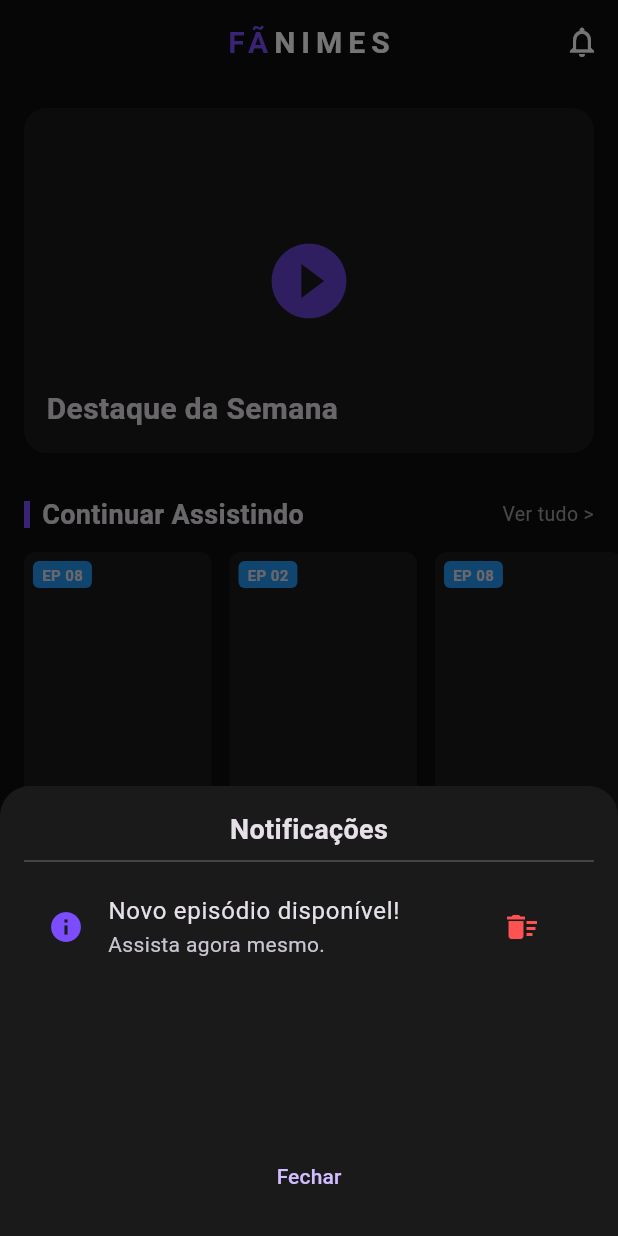
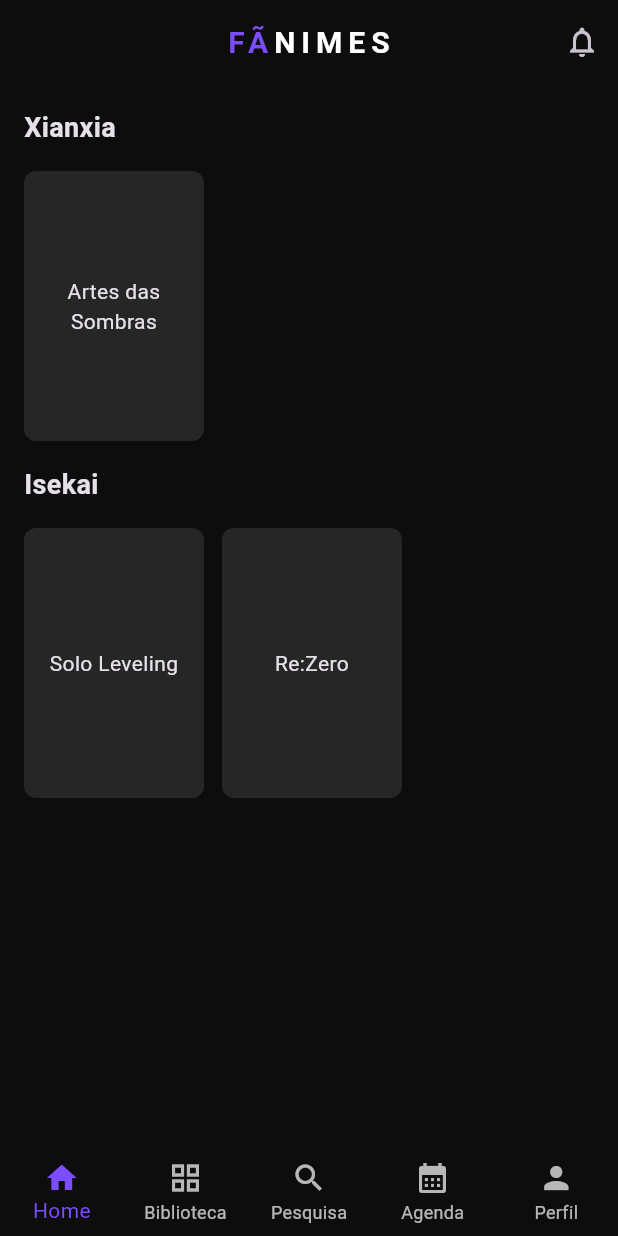
Before and after one commit to carlosandre1514-prog/fanimes, a Flutter app: the screen it shows after launch, after a tap on the "notifications none" icon, on a phone screen of 412 x 824 dp. Run offline on Flutter 3.47's test engine with Material 3 defaults, Android fonts, the phone set to English and light mode, and no system bars.

Commit message:
Implementação da Home Dinâmica, Acesso Secreto ADM e Lógica de Gêneros

```diff
--- a/lib/main.dart
+++ b/lib/main.dart
@@ -12,7 +12,6 @@ class FanimesApp extends StatelessWidget {
       theme: ThemeData.dark().copyWith(
         primaryColor: const Color(0xFF673AB7),
         scaffoldBackgroundColor: const Color(0xFF0D0D0D),
-        appBarTheme: const AppBarTheme(backgroundColor: Color(0xFF0D0D0D), elevation: 0),
       ),
       home: const MainNavigation(),
     );
@@ -28,145 +27,81 @@ class MainNavigation extends StatefulWidget {
 class _MainNavigationState extends State<MainNavigation> {
   int _selectedIndex = 0;
 
-  void _showNotifications() {
+  // LOGICA DE CARGOS: 'Geral', 'Vice', 'Sub' ou 'Usuario'
+  String meuCargo = 'Geral';
+  String meuNick = 'Carlos Andre';
+
+  // SIMULAÇÃO DO BANCO DE DADOS (O que você vai gerenciar no Painel)
+  final List<Map<String, dynamic>> catalogo = [
+    {"nome": "Solo Leveling", "genero": "Isekai", "tag": "EP 12", "status": "Em andamento", "dia": "Sábado"},
+    {"nome": "Artes das Sombras", "genero": "Xianxia", "tag": "DUB", "status": "Em andamento", "dia": "Quarta"},
+    {"nome": "Re:Zero", "genero": "Isekai", "tag": "LEG", "status": "Em andamento", "dia": "Quarta"},
+  ];
+
+  // ABRIR PAINEL ADM (O SEGREDO)
+  void _abrirPainelAdm() {
+    if (meuCargo == 'Usuario') return; // Usuário comum não vê nada
+
     showModalBottomSheet(
       context: context,
+      isScrollControlled: true,
       backgroundColor: const Color(0xFF1A1A1A),
-      shape: const RoundedRectangleBorder(borderRadius: BorderRadius.vertical(top: Radius.circular(20))),
       builder: (context) => Container(
-        padding: const EdgeInsets.all(16),
-        height: 300,
+        height: MediaQuery.of(context).size.height * 0.8,
+        padding: const EdgeInsets.all(20),
         child: Column(
           children: [
-            const Text("Notificações", style: TextStyle(fontSize: 18, fontWeight: FontWeight.bold)),
+            Text("PAINEL $meuCargo", style: const TextStyle(fontSize: 20, fontWeight: FontWeight.bold, color: Colors.deepPurpleAccent)),
             const Divider(color: Colors.white24),
-            ListTile(
-              leading: const Icon(Icons.info, color: Colors.deepPurpleAccent),
-              title: const Text("Novo episódio disponível!"),
-              subtitle: const Text("Assista agora mesmo."),
-              trailing: IconButton(icon: const Icon(Icons.delete_sweep, color: Colors.redAccent), onPressed: () {}),
-            ),
-            const Spacer(),
-            TextButton(onPressed: () => Navigator.pop(context), child: const Text("Fechar"))
+            ListTile(leading: const Icon(Icons.people), title: const Text("Gerenciar Usuários")),
+            ListTile(leading: const Icon(Icons.video_collection), title: const Text("Adicionar/Marcar Gêneros")),
+            ListTile(leading: const Icon(Icons.support_agent), title: const Text("Tickets de Suporte")),
           ],
         ),
       ),
     );
   }
 
-  Widget _buildAnimeRail(String title, List<String> tags) {
+  // WIDGET DOS TRILHOS DA HOME
+  Widget _buildTrilho(String titulo) {
+    var listaFiltrada = catalogo.where((a) => a['genero'] == titulo).toList();
+    if (listaFiltrada.isEmpty) return const SizedBox.shrink();
+
     return Column(
       crossAxisAlignment: CrossAxisAlignment.start,
       children: [
         Padding(
-          padding: const EdgeInsets.symmetric(horizontal: 16, vertical: 12),
-          child: Row(
-            mainAxisAlignment: MainAxisAlignment.spaceBetween, // CORRIGIDO AQUI!
-            children: [
-              Row(
-                children: [
-                  Container(width: 4, height: 18, color: Colors.deepPurpleAccent),
-                  const SizedBox(width: 8),
-                  Text(title, style: const TextStyle(fontSize: 18, fontWeight: FontWeight.bold)),
-                ],
-              ),
-              GestureDetector(
-                onTap: () => setState(() => _selectedIndex = 1),
-                child: const Text("Ver tudo >", style: TextStyle(color: Colors.grey, fontSize: 13)),
-              ),
-            ],
-          ),
+          padding: const EdgeInsets.all(16),
+          child: Text(titulo, style: const TextStyle(fontSize: 18, fontWeight: FontWeight.bold)),
         ),
         SizedBox(
-          height: 190,
+          height: 180,
           child: ListView.builder(
             scrollDirection: Axis.horizontal,
             padding: const EdgeInsets.only(left: 16),
-            itemCount: 6,
-            itemBuilder: (ctx, i) => _animeCard(tags[i % tags.length]),
+            itemCount: listaFiltrada.length,
+            itemBuilder: (ctx, i) => Container(
+              width: 120,
+              margin: const EdgeInsets.only(right: 12),
+              decoration: BoxDecoration(color: Colors.white10, borderRadius: BorderRadius.circular(8)),
+              child: Center(child: Text(listaFiltrada[i]['nome'], textAlign: TextAlign.center)),
+            ),
           ),
         ),
       ],
     );
   }
 
-  Widget _animeCard(String tag) {
-    return Container(
-      width: 125,
-      margin: const EdgeInsets.only(right: 12),
-      decoration: BoxDecoration(
-        color: const Color(0xFF1A1A1A),
-        borderRadius: BorderRadius.circular(8),
-      ),
-      child: Stack(
-        children: [
-          Positioned(
-            top: 6,
-            left: 6,
-            child: Container(
-              padding: const EdgeInsets.symmetric(horizontal: 6, vertical: 2),
-              decoration: BoxDecoration(
-                color: tag.contains("EP") ? Colors.blue : (tag == "DUB" ? Colors.green : Colors.red),
-                borderRadius: BorderRadius.circular(4),
-              ),
-              child: Text(tag, style: const TextStyle(fontSize: 10, fontWeight: FontWeight.bold)),
-            ),
-          ),
-          const Align(
-            alignment: Alignment.bottomCenter,
-            child: Padding(
-              padding: EdgeInsets.all(8),
-              child: Text("Anime Name", maxLines: 1, overflow: TextOverflow.ellipsis, style: TextStyle(fontSize: 12))
-            )
-          ),
-        ],
-      ),
-    );
-  }
-
-  Widget _buildHome() {
-    return ListView(
-      children: [
-        Container(
-          height: 230,
-          margin: const EdgeInsets.all(16),
-          decoration: BoxDecoration(
-            borderRadius: BorderRadius.circular(15),
-            color: const Color(0xFF1A1A1A),
-          ),
-          child: Stack(
-            children: [
-              Center(child: Icon(Icons.play_circle_fill, size: 60, color: Colors.deepPurpleAccent.withOpacity(0.8))),
-              const Positioned(
-                bottom: 15,
-                left: 15,
-                child: Text("Destaque da Semana", style: TextStyle(fontSize: 20, fontWeight: FontWeight.bold)),
-              ),
-            ],
-          ),
-        ),
-        _buildAnimeRail("Continuar Assistindo", ["EP 08", "EP 02"]),
-        _buildAnimeRail("Lançamentos de Hoje", ["DUB", "LEG", "DUB"]),
-        _buildAnimeRail("Isekai", ["LEG", "LEG"]),
-        const SizedBox(height: 20),
-      ],
-    );
-  }
-
   @override
   Widget build(BuildContext context) {
-    final List<Widget> pages = [
-      _buildHome(),
-      const Center(child: Text("Biblioteca")),
-      const Center(child: Text("Busca")),
-      const Center(child: Text("Agenda")),
-      const Center(child: Text("Perfil")),
-    ];
-
     return Scaffold(
       appBar: AppBar(
+        backgroundColor: const Color(0xFF0D0D0D),
+        elevation: 0,
         centerTitle: true,
-        title: RichText(
+        title: GestureDetector(
+          onTap: _abrirPainelAdm, // O BOTÃO SECRETO ESTÁ AQUI
+          child: RichText(
             text: const TextSpan(
               style: TextStyle(letterSpacing: 4, fontWeight: FontWeight.bold, fontSize: 20),
               children: [
@@ -175,22 +110,22 @@ class _MainNavigationState extends State<MainNavigation> {
               ],
             ),
           ),
-        actions: [
-          IconButton(icon: const Icon(Icons.notifications_none, color: Colors.white), onPressed: _showNotifications),
-        ],
         ),
-      body: pages[_selectedIndex],
+        actions: [IconButton(icon: const Icon(Icons.notifications_none), onPressed: () {})],
+      ),
+      body: _selectedIndex == 0
+        ? ListView(children: [ _buildTrilho("Xianxia"), _buildTrilho("Isekai"), _buildTrilho("Ação") ])
+        : const Center(child: Text("Próximas abas sendo carregadas...")),
       bottomNavigationBar: BottomNavigationBar(
         currentIndex: _selectedIndex,
         onTap: (i) => setState(() => _selectedIndex = i),
         type: BottomNavigationBarType.fixed,
+        backgroundColor: const Color(0xFF0D0D0D),
         selectedItemColor: Colors.deepPurpleAccent,
-        unselectedItemColor: Colors.grey,
-        backgroundColor: const Color(0xFF0D0D0D),
         items: const [
           BottomNavigationBarItem(icon: Icon(Icons.home), label: 'Home'),
-          BottomNavigationBarItem(icon: Icon(Icons.video_library), label: 'Biblioteca'),
-          BottomNavigationBarItem(icon: Icon(Icons.search), label: 'Busca'),
+          BottomNavigationBarItem(icon: Icon(Icons.grid_view), label: 'Biblioteca'),
+          BottomNavigationBarItem(icon: Icon(Icons.search), label: 'Pesquisa'),
           BottomNavigationBarItem(icon: Icon(Icons.calendar_month), label: 'Agenda'),
           BottomNavigationBarItem(icon: Icon(Icons.person), label: 'Perfil'),
         ],
```
Lines whose indentation alone changed are shown as unchanged.
